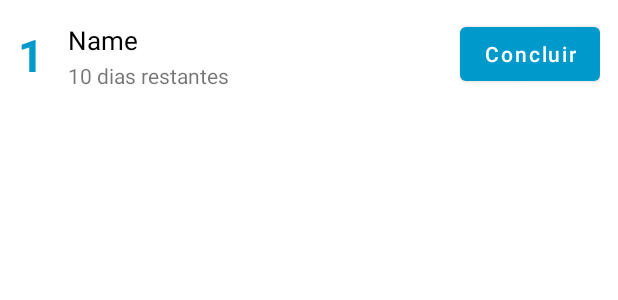
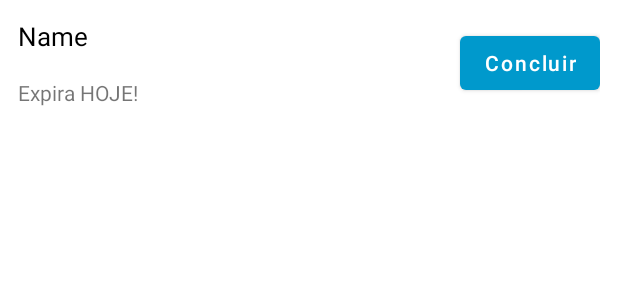
Before and after one commit to omouravictor/android-my-tasks, an Android app: the layout my_row.xml on its own in the app's theme, with its tools: preview values and no code run, on a phone screen of 412 x 824 dp. Shown: the top 300 px of the screen. Run offline under Robolectric (Android 15) with nearby library versions, the phone set to English and light mode, and no system bars.

Commit message:
my_row.xml updated

```diff
--- a/app/src/main/res/layout/my_row.xml
+++ b/app/src/main/res/layout/my_row.xml
@@ -1,13 +1,12 @@
 <?xml version="1.0" encoding="utf-8"?>
 <LinearLayout xmlns:android="http://schemas.android.com/apk/res/android"
     xmlns:app="http://schemas.android.com/apk/res-auto"
-    xmlns:tools="http://schemas.android.com/tools"
+    android:id="@+id/rowMainLayout"
     android:layout_width="match_parent"
     android:layout_height="wrap_content"
     android:layout_marginBottom="10dp"
     android:background="@color/white"
-    android:orientation="vertical"
-    android:id="@+id/rowMainLayout">
+    android:orientation="vertical">
 
     <androidx.constraintlayout.widget.ConstraintLayout
         android:layout_width="match_parent"
@@ -15,37 +14,23 @@
         android:padding="12dp">
 
         <TextView
-            android:id="@+id/tvId"
-            android:layout_width="wrap_content"
-            android:layout_height="wrap_content"
-            android:text="1"
-            android:textColor="#ff0099cc"
-            android:textSize="30sp"
-            android:textStyle="bold"
-            app:layout_constraintBottom_toBottomOf="parent"
-            app:layout_constraintStart_toStartOf="parent"
-            app:layout_constraintTop_toTopOf="parent" />
-
-        <TextView
             android:id="@+id/tvTask"
             android:layout_width="wrap_content"
-            android:layout_height="wrap_content"
-            android:layout_marginStart="16dp"
+            android:layout_height="40dp"
             android:text="Name"
             android:textColor="@color/black"
             android:textSize="17sp"
             app:layout_constraintBottom_toTopOf="@+id/tvSlaDate"
-            app:layout_constraintStart_toEndOf="@+id/tvId"
+            app:layout_constraintStart_toStartOf="parent"
             app:layout_constraintTop_toTopOf="parent" />
 
         <TextView
             android:id="@+id/tvSlaDate"
             android:layout_width="wrap_content"
             android:layout_height="wrap_content"
-            android:layout_marginStart="16dp"
+            android:text="Expira HOJE!"
             app:layout_constraintBottom_toBottomOf="parent"
-            app:layout_constraintStart_toEndOf="@+id/tvId"
-            tools:text="10 dias restantes" />
+            app:layout_constraintStart_toStartOf="parent" />
 
         <Button
             android:id="@+id/btnComplete"
```
